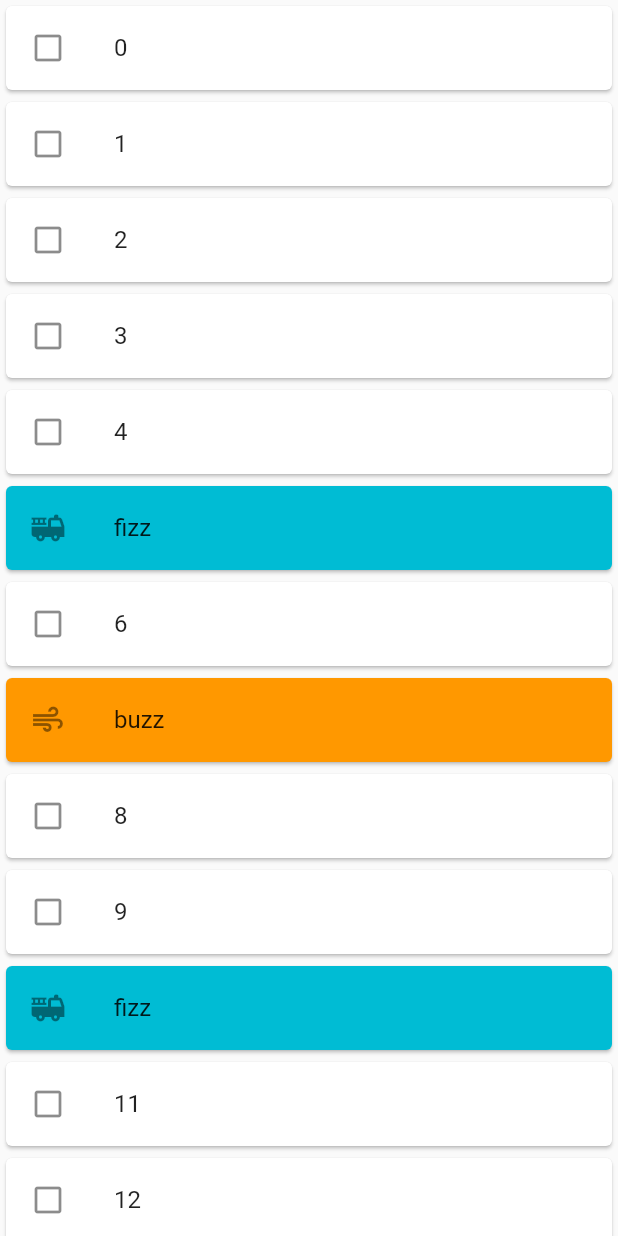
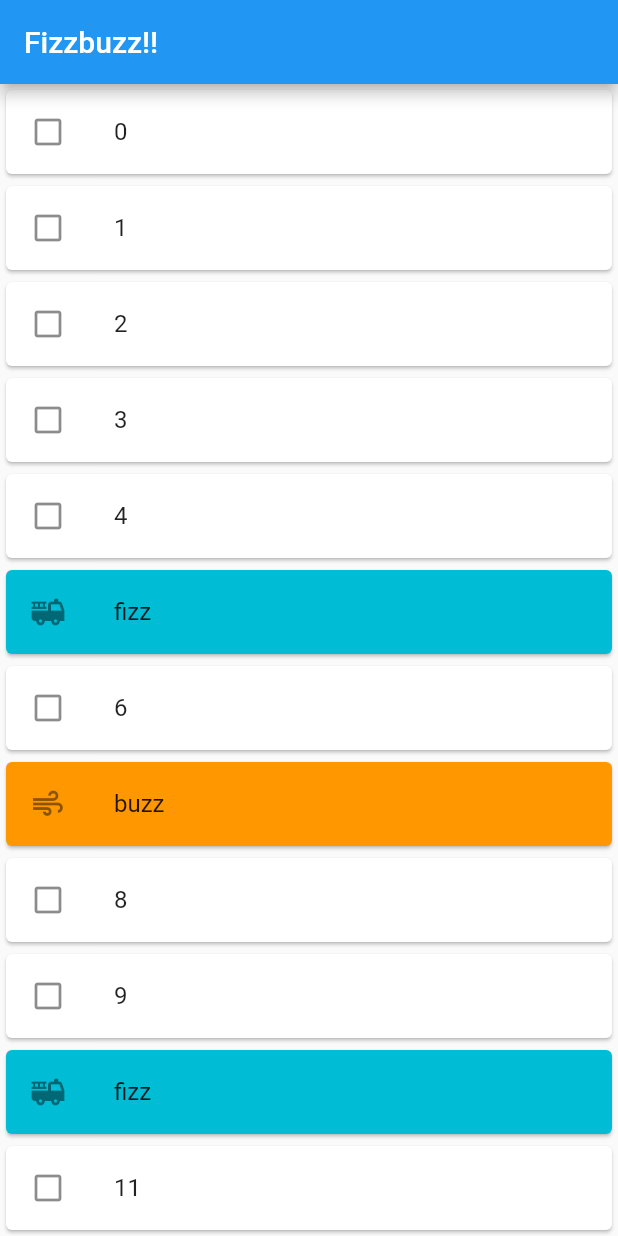
Before and after one commit to SeanEABurke/listviewapp, a Flutter app: the screen it shows after launch, on a phone screen of 412 x 824 dp. Run offline on Flutter 3.47's test engine with Material 2 defaults, Android fonts, the phone set to English and light mode, and no system bars.

Commit message:
added appbar

```diff
--- a/lib/home/home.dart
+++ b/lib/home/home.dart
@@ -7,6 +7,9 @@ class HomeScreen extends StatelessWidget {
   @override
   Widget build(BuildContext context) {
     return Scaffold(
+      appBar: AppBar(
+        title: const Text("Fizzbuzz!!"),
+      ),
       body: ListView.builder(
         itemBuilder: (context, index) => MyItem(
           index: index,
```
